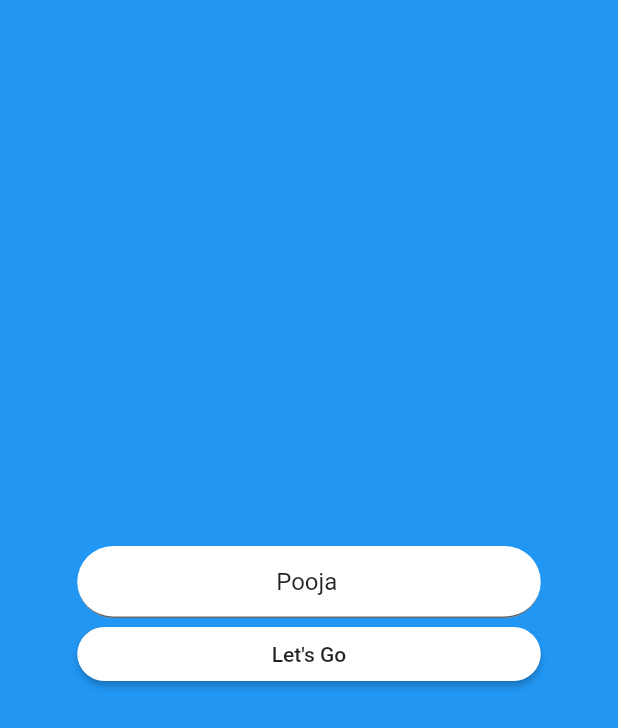
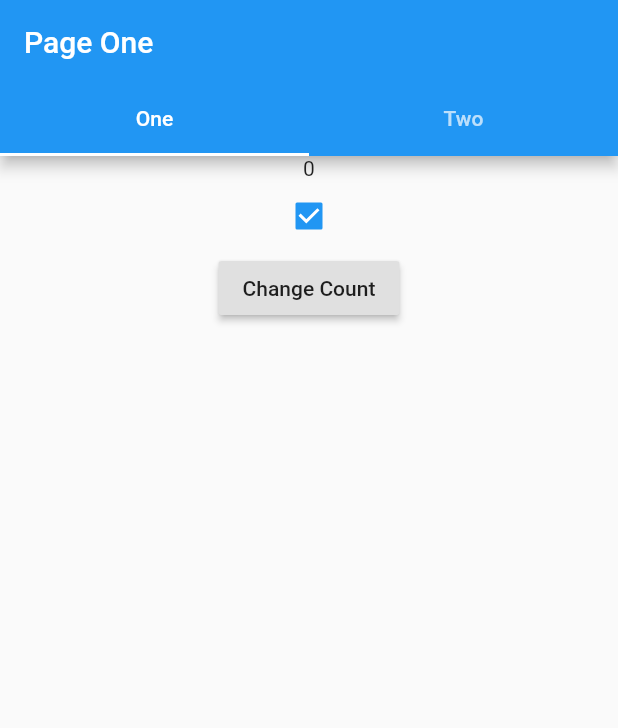
Before and after one commit to PoojaB26/bounce_workshop, a Flutter app: the screen it shows after launch, on a phone screen of 412 x 824 dp. Shown: the top 728 px of the screen. Run offline on Flutter 3.47's test engine with Material 2 defaults, Android fonts, the phone set to English and light mode, and no system bars.

Commit message:
code update

```diff
--- a/lib/main.dart
+++ b/lib/main.dart
@@ -1,5 +1,4 @@
-import 'package:bounce_workshop/ui/login/login_screen.dart';
-import 'package:bounce_workshop/ui/profile_page.dart';
+import 'package:bounce_workshop/stateful_demo.dart';
 import 'package:flutter/material.dart';
 
 void main() => runApp(MyApp());
@@ -13,7 +12,7 @@ class MyApp extends StatelessWidget {
       theme: ThemeData(
         primarySwatch: Colors.blue,
       ),
-      home: LoginScreen(),
+      home: StatefulDemo(),
     );
   }
 }
--- /dev/null
+++ b/lib/stateful_demo.dart
@@ -0,0 +1,120 @@
+import 'package:flutter/material.dart';
+
+class StatefulDemo extends StatelessWidget {
+
+  @override
+  Widget build(BuildContext context) {
+
+    return DefaultTabController(
+      length: 2,
+      child: Scaffold(
+        appBar: AppBar(
+          title: Text("Page One"),
+          bottom: TabBar(
+            tabs: <Widget>[
+              Tab(text: "One",),
+              Tab(text: "Two",)
+            ],
+          ),
+        ),
+        body: TabBarView(
+          children: <Widget>[
+            PageOne(),
+            PageTwo()
+          ],
+        ),
+      ),
+    );
+  }
+
+}
+
+class PageOne extends StatefulWidget {
+
+  @override
+  PageOneState createState() => PageOneState();
+}
+
+class PageOneState extends State<PageOne> with AutomaticKeepAliveClientMixin {
+
+  bool value = true;
+  int count = 0;
+
+  changeValue(){
+  setState(() {
+    print(value);
+    value = !value;
+  });
+
+  }
+
+  @override
+  Widget build(BuildContext context) {
+    print('inside StatefulDemo build function');
+
+    return Column(
+      children: <Widget>[
+        WidgetOne(counter: count,),
+        WidgetTwo(value: value, parent: this,),
+        RaisedButton(
+          child: Text('Change Count'),
+          onPressed: () {
+            setState(() {
+                ++count;
+            });
+          },
+        ),
+      ],
+    );
+  }
+
+  @override
+  // TODO: implement wantKeepAlive
+  bool get wantKeepAlive => true;
+}
+
+class PageTwo extends StatelessWidget {
+
+  static int count = 0;
+  final widget = Container(
+    child: Text('$count'),
+  );
+
+  @override
+  Widget build(BuildContext context) {
+    ++count;
+    print('pagetwo');
+
+    return widget;
+  }
+}
+
+
+
+class WidgetOne extends StatelessWidget {
+  final int counter;
+  WidgetOne({this.counter});
+
+
+  @override
+  Widget build(BuildContext context) {
+    print('one');
+    return Text(counter.toString());
+  }
+}
+
+class WidgetTwo extends StatelessWidget {
+
+  final PageOneState parent;
+  final bool value;
+  WidgetTwo({this.value, this.parent});
+
+  @override
+  Widget build(BuildContext context) {
+    print('two');
+    return Checkbox(
+      onChanged: (bool) => parent.changeValue(),
+      value: value,
+    );
+  }
+}
--- a/lib/ui/login/login_screen.dart
+++ /dev/null
@@ -1,81 +0,0 @@
-import 'package:bounce_workshop/ui/profile_page.dart';
-import 'package:flutter/material.dart';
-
-class LoginScreen extends StatefulWidget {
-
-
-  int number;
-  @override
-  _LoginScreenState createState() => _LoginScreenState();
-}
-
-class _LoginScreenState extends State<LoginScreen> {
-
-
-  TextEditingController nameController;
-  TextEditingController passwordController;
-
-  @override
-  void initState() {
-    print(widget.number);
-    nameController = TextEditingController(text: "Pooja");
-    super.initState();
-  }
-
-  @override
-  void dispose() {
-    nameController.dispose();
-    super.dispose();
-  }
-
-  @override
-  Widget build(BuildContext context) {
-
-    var width = MediaQuery.of(context).size.width * 0.75;
-
-    return Scaffold(
-      backgroundColor: Theme.of(context).primaryColor,
-      body: Container(
-        width: MediaQuery.of(context).size.width,
-        child: Column(
-          mainAxisAlignment: MainAxisAlignment.center,
-          crossAxisAlignment: CrossAxisAlignment.center,
-          children: <Widget>[
-            Container(
-              width: width,
-              child: TextField(
-                controller: nameController,
-                textAlign: TextAlign.center,
-                decoration: new InputDecoration(
-                    border: UnderlineInputBorder(
-                      borderRadius: const BorderRadius.all(
-                        const Radius.circular(25.0),
-                      ),
-                    ),
-                    filled: true,
-                    hintStyle: new TextStyle(color: Colors.grey[800]),
-                    hintText: "Type in your text",
-                    fillColor: Colors.white),
-              ),
-            ),
-
-            MaterialButton(
-              minWidth: width,
-              shape: RoundedRectangleBorder(
-                borderRadius: BorderRadius.all(Radius.circular(23))
-              ),
-              color: Colors.white,
-              child: Text('Let\'s Go'),
-              onPressed: (){
-                Navigator.of(context).pushReplacement(
-                    MaterialPageRoute(builder: (_) => ProfilePage(
-                      name : nameController.text
-                )));
-              },
-            ),
-          ],
-        ),
-      ),
-    );
-  }
-}
```
Also changed, not shown: lib/ui/common/notification_icon.dart (deleted, +0 -29 lines), lib/ui/popular_posts_list.dart (deleted, +0 -55 lines), lib/ui/posts_data.dart (deleted, +0 -38 lines), lib/ui/profile_data.dart (deleted, +0 -76 lines), lib/ui/profile_page.dart (deleted, +0 -63 lines), lib/ui/recent_posts_list.dart (deleted, +0 -55 lines).
